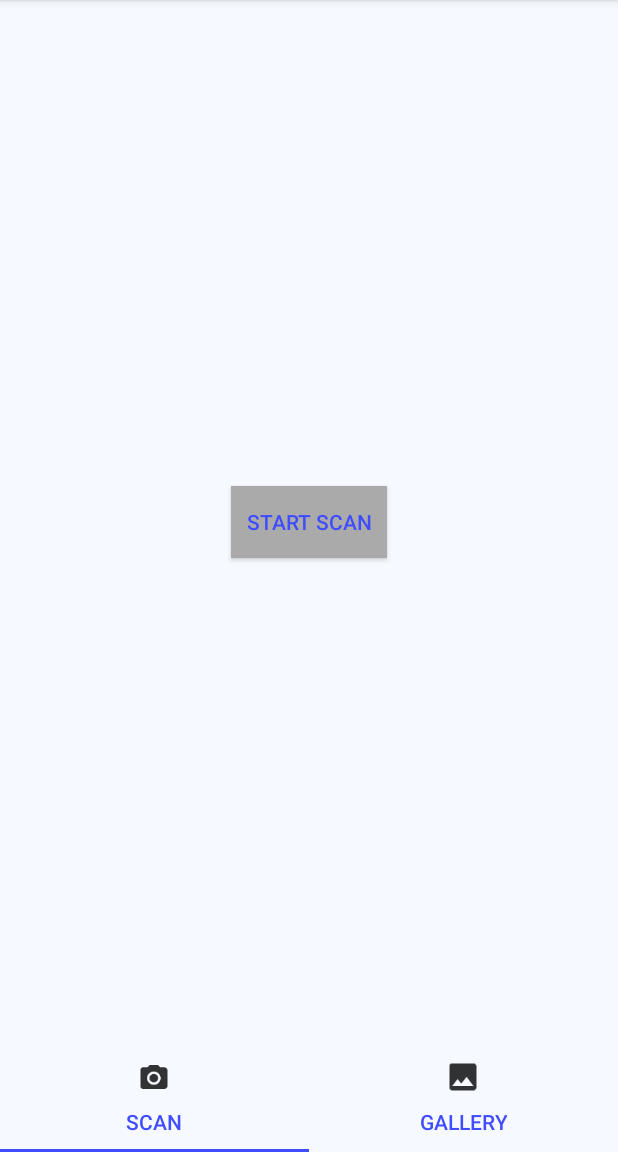
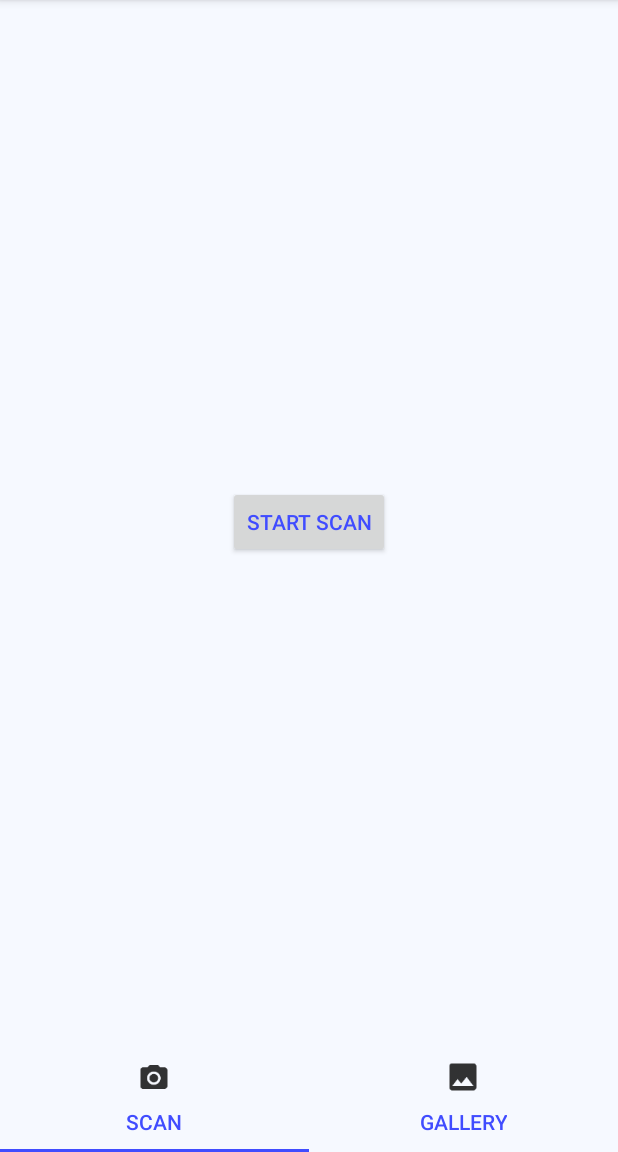
Before and after one commit to IRTSA-SoftwareProject/IRTSA-App, an Android app: the screen it shows after launch (MainActivity), on a phone screen of 412 x 824 dp, the part 84-1236 px from its top. Run offline under Robolectric (Android 15) with nearby library versions, the phone set to English and light mode, and no system bars.

Commit message:
start scan button hardcoded backgroud colour fixed

```diff
--- a/app/src/main/res/layout/fragment_start_scan.xml
+++ b/app/src/main/res/layout/fragment_start_scan.xml
@@ -14,8 +14,6 @@
         android:layout_marginEnd="8dp"
         android:layout_marginStart="8dp"
         android:layout_marginTop="8dp"
-        android:background="@android:color/darker_gray"
-        android:padding="10dp"
         android:text="Start Scan"
         app:layout_constraintBottom_toBottomOf="parent"
         app:layout_constraintEnd_toEndOf="parent"
```
